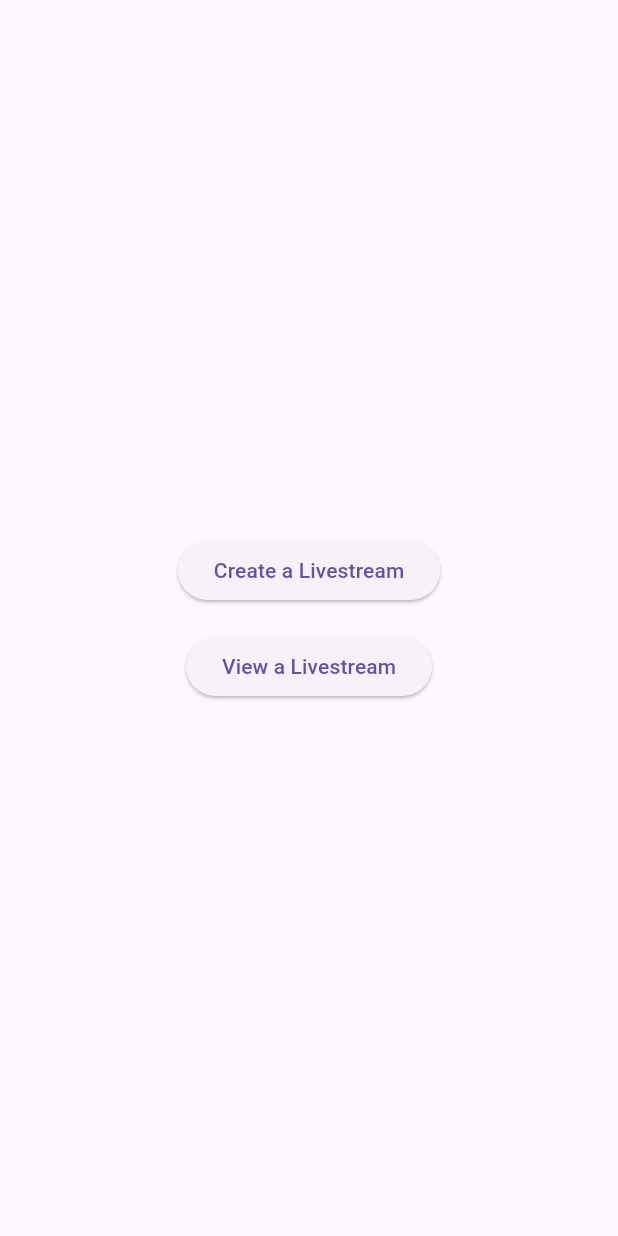
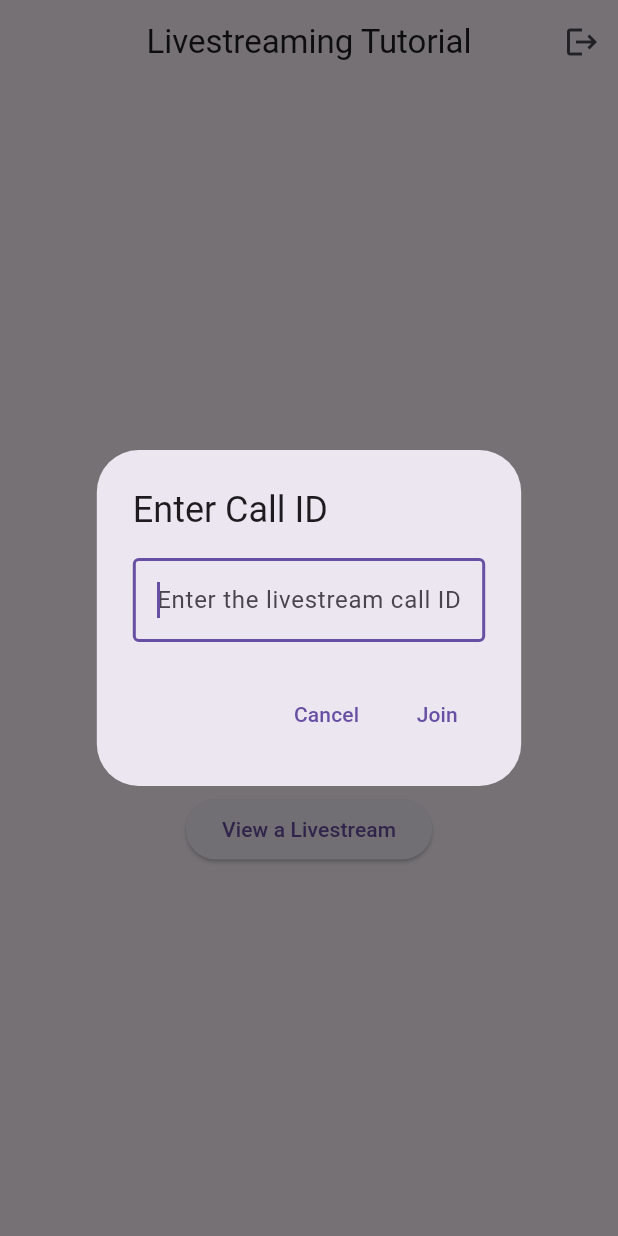
Before and after one commit to GetStream/flutter-video-tutorials, a Flutter app: the HomeScreen screen opened directly, after a tap on "View a Livestream", on a phone screen of 412 x 824 dp. Run offline on Flutter 3.47's test engine with Material 3 defaults, Android fonts, the phone set to English and light mode, and no system bars; our stand-ins replace firebase_core, firebase_messaging, flutter_secure_storage; missing offline and left inert: stream_video_flutter, stream_video_push_notification, stream_webrtc_flutter; accounts and stored records are empty.

Commit message:
livestream improvements

```diff
--- /dev/null
+++ b/livestreaming_tutorial/lib/app_keys.dart
@@ -0,0 +1,33 @@
+/// This project is a sample app created based on the livestreaming tutorial: https://getstream.io/video/sdk/flutter/tutorial/livestreaming/
+/// It's also a great playground to test your livestreaming setup configured in your Stream Dashboard.
+///
+/// CONFIGURATION REQUIRED TO USE YOUR OWN STREAM CREDENTIALS
+///
+/// To use this project with your Stream App credentials, you need to complete the following steps:
+/// For more detailed instructions, see the README.md file in this project.
+///
+/// 1. CONFIGURE STREAM DASHBOARD AND REPLACE APP KEYS:
+///    - Replace the `streamApiKey` below with your Stream API key from the Stream Dashboard
+///    - Generate new user tokens for your test users using the Stream token generator: https://getstream.io/chat/docs/flutter-dart/tokens_and_authentication/#manually-generating-tokens
+class AppKeys {
+  // Your Stream API key from the Stream Dashboard
+  static const String streamApiKey = 'mmhfdzb5evj2';
+
+  // User 1 credentials
+  static const String user1Id = 'alice_johnson';
+  static const String user1Name = 'Alice Johnson';
+  static const String user1Token =
+      'eyJhbGciOiJIUzI1NiIsInR5cCI6IkpXVCJ9.eyJ1c2VyX2lkIjoiYWxpY2Vfam9obnNvbiJ9.v6-yXWgbLyykj9yt_ophmaC5FCGAG9ic6p02V09CmKQ';
+
+  // User 2 credentials
+  static const String user2Id = 'bob_smith';
+  static const String user2Name = 'Bob Smith';
+  static const String user2Token =
+      'eyJhbGciOiJIUzI1NiIsInR5cCI6IkpXVCJ9.eyJ1c2VyX2lkIjoiYm9iX3NtaXRoIn0.rYCa73497wMkuiNC9P8xoEiiXlMxX_CJwBzU33-ZbHY';
+
+  // User 3 credentials
+  static const String user3Id = 'charlie_brown';
+  static const String user3Name = 'Charlie Brown';
+  static const String user3Token =
+      'eyJhbGciOiJIUzI1NiIsInR5cCI6IkpXVCJ9.eyJ1c2VyX2lkIjoiY2hhcmxpZV9icm93biJ9.Xb9gFT9TqlTCvKgB2PgN9ugSWIGguscHIxG_dQIhVWY';
+}
--- a/livestreaming_tutorial/lib/home_screen.dart
+++ b/livestreaming_tutorial/lib/home_screen.dart
@@ -1,6 +1,10 @@
+import 'dart:math';
+
 import 'package:flutter/material.dart';
+import 'package:livestreaming_tutorial/login_screen.dart';
 import 'package:livestreaming_tutorial/livestream_screen.dart';
 import 'package:stream_video_flutter/stream_video_flutter.dart';
+import 'package:stream_webrtc_flutter/stream_webrtc_flutter.dart' as rtc;
 
 class HomeScreen extends StatefulWidget {
   const HomeScreen({super.key});
@@ -9,18 +13,79 @@ class HomeScreen extends StatefulWidget {
   State<HomeScreen> createState() => _HomeScreenState();
 }
 
-class _HomeScreenState extends State<HomeScreen> {
+class _HomeScreenState extends State<HomeScreen> with WidgetsBindingObserver {
   String? createLoadingText;
   String? viewLoadingText;
 
   @override
+  void initState() {
+    WidgetsBinding.instance.addObserver(this);
+    super.initState();
+  }
+
+  String _generateRandomCallId() {
+    const chars = 'abcdefghijklmnopqrstuvwxyz0123456789';
+    final random = Random();
+    return String.fromCharCodes(
+      Iterable.generate(
+        6,
+        (_) => chars.codeUnitAt(random.nextInt(chars.length)),
+      ),
+    );
+  }
+
+  @override
+  void dispose() {
+    WidgetsBinding.instance.removeObserver(this);
+    super.dispose();
+  }
+
+  @override
+  void didChangeAppLifecycleState(AppLifecycleState state) {
+    if (state == AppLifecycleState.paused) {
+      rtc.Helper.setAppleAudioIOMode(rtc.AppleAudioIOMode.none);
+      // rtc.Helper.setAndroidAudioConfiguration(
+      //     rtc.AndroidAudioConfiguration.media);
+    } else if (state == AppLifecycleState.resumed) {
+      rtc.Helper.setAppleAudioIOMode(rtc.AppleAudioIOMode.localAndRemote);
+    }
+  }
+
+  @override
   Widget build(BuildContext context) {
     return Scaffold(
+      appBar: AppBar(
+        title: const Text('Livestreaming Tutorial'),
+        centerTitle: true,
+        automaticallyImplyLeading: false,
+        actions: [
+          IconButton(
+            icon: const Icon(Icons.logout),
+            onPressed: () async {
+              await StreamVideo.instance.disconnect();
+              await StreamVideo.reset();
+
+              if (context.mounted) {
+                Navigator.of(context).pushReplacement(
+                  MaterialPageRoute(
+                    builder: (context) => const LoginScreen(),
+                  ),
+                );
+              }
+            },
+          ),
+        ],
+      ),
       body: Center(
         child: Column(
           mainAxisAlignment: MainAxisAlignment.center,
           spacing: 16,
           children: [
+            Text(
+              'Hello ${StreamVideo.instance.currentUser.name}!',
+              style: Theme.of(context).textTheme.headlineLarge,
+            ),
+            const SizedBox(height: 90),
             ElevatedButton(
               onPressed: createLoadingText == null
                   ? () async {
@@ -35,12 +100,8 @@ class _HomeScreenState extends State<HomeScreen> {
             ),
             ElevatedButton(
               onPressed: viewLoadingText == null
-                  ? () {
-                      setState(
-                        () => viewLoadingText = 'Joining Livestream...',
-                      );
-                      _viewLivestream();
-                      setState(() => viewLoadingText = null);
+                  ? () async {
+                      await _viewLivestream();
                     }
                   : null,
               child: Text(viewLoadingText ?? 'View a Livestream'),
@@ -52,10 +113,13 @@ class _HomeScreenState extends State<HomeScreen> {
   }
 
   Future<void> _createLivestream() async {
+    // Generate a random short call ID
+    final callId = _generateRandomCallId();
+
     // Set up our call object
     final call = StreamVideo.instance.makeCall(
       callType: StreamCallType.liveStream(),
-      id: 'REPLACE_WITH_CALL_ID',
+      id: callId,
     );
 
     // Create the call and set the current user as a host
@@ -69,7 +133,14 @@ class _HomeScreenState extends State<HomeScreen> {
     );
 
     if (result.isFailure) {
-      debugPrint('Not able to create a call.');
+      debugPrint('Not able to create a call: ${result.toString()}');
+      if (mounted) {
+        ScaffoldMessenger.of(context).showSnackBar(
+          SnackBar(
+            content: Text(result.toString()),
+          ),
+        );
+      }
       return;
     }
 
@@ -85,6 +156,13 @@ class _HomeScreenState extends State<HomeScreen> {
 
     if (updateResult.isFailure) {
       debugPrint('Not able to update the call.');
+      if (mounted) {
+        ScaffoldMessenger.of(context).showSnackBar(
+          SnackBar(
+            content: Text(updateResult.toString()),
+          ),
+        );
+      }
       return;
     }
 
@@ -101,16 +179,29 @@ class _HomeScreenState extends State<HomeScreen> {
 
     Navigator.of(context).push(
       MaterialPageRoute(
-        builder: (context) => LiveStreamScreen(livestreamCall: call),
+        builder: (context) => LiveStreamScreen(
+          livestreamCall: call,
+          callId: callId,
+        ),
       ),
     );
   }
 
   Future<void> _viewLivestream() async {
+    // Show dialog to get call ID from user
+    final callId = await _showCallIdDialog();
+    if (callId == null || callId.isEmpty) {
+      return;
+    }
+
+    setState(() {
+      viewLoadingText = 'Joining Livestream...';
+    });
+
     // Set up our call object
     final call = StreamVideo.instance.makeCall(
       callType: StreamCallType.liveStream(),
-      id: 'REPLACE_WITH_CALL_ID',
+      id: callId,
     );
 
     final result = await call.getOrCreate(); // Call object is created
@@ -124,13 +215,24 @@ class _HomeScreenState extends State<HomeScreen> {
 
       // Our local app user can join and receive events
       final joinResult = await call.join(connectOptions: connectOptions);
+      setState(() => viewLoadingText = null);
+
       if (joinResult case Failure failure) {
         debugPrint('Not able to join the call: ${failure.error}');
+        if (mounted) {
+          ScaffoldMessenger.of(context).showSnackBar(
+            SnackBar(
+              content:
+                  Text('Not able to join the call: ${failure.error.message}'),
+            ),
+          );
+        }
         return;
       }
 
       if (!mounted) return;
 
+      // Viewers see the simple player
       Navigator.of(context).push(
         MaterialPageRoute(
           builder: (context) => Scaffold(
@@ -150,6 +252,42 @@ class _HomeScreenState extends State<HomeScreen> {
       );
     } else {
       debugPrint('Not able to create a call.');
+      if (mounted) {
+        ScaffoldMessenger.of(context).showSnackBar(
+          const SnackBar(
+            content: Text('Not able to create a call.'),
+          ),
+        );
+      }
+      setState(() => viewLoadingText = null);
     }
   }
+
+  Future<String?> _showCallIdDialog() async {
+    final controller = TextEditingController();
+    return showDialog<String>(
+      context: context,
+      builder: (context) => AlertDialog(
+        title: const Text('Enter Call ID'),
+        content: TextField(
+          controller: controller,
+          decoration: const InputDecoration(
+            hintText: 'Enter the livestream call ID',
+            border: OutlineInputBorder(),
+          ),
+          autofocus: true,
+        ),
+        actions: [
+          TextButton(
+            onPressed: () => Navigator.of(context).pop(),
+            child: const Text('Cancel'),
+          ),
+          TextButton(
+            onPressed: () => Navigator.of(context).pop(controller.text.trim()),
+            child: const Text('Join'),
+          ),
+        ],
+      ),
+    );
+  }
 }
--- a/livestreaming_tutorial/lib/main.dart
+++ b/livestreaming_tutorial/lib/main.dart
@@ -6,32 +6,31 @@
 ///
 /// After updating the values below, run the app on a device or emulator.
 import 'package:flutter/material.dart';
-import 'package:livestreaming_tutorial/home_screen.dart';
-import 'package:stream_video_flutter/stream_video_flutter.dart';
+import 'package:livestreaming_tutorial/login_screen.dart';
+import 'package:livestreaming_tutorial/tutorial_user.dart';
+
+TutorialUser? storedUser;
 
 Future<void> main() async {
   // Ensure Flutter is able to communicate with Plugins
   WidgetsFlutterBinding.ensureInitialized();
+  runApp(const MainApp());
+}
 
-  /// Replace the values below with your own Stream API keys and sample user data if you want to test your Stream app.
-  /// For development, you can generate user tokens with our online tool: https://getstream.io/chat/docs/flutter-dart/tokens_and_authentication/#manually-generating-tokens
-  /// For production apps, generate tokens on your server rather than in the client.
-  StreamVideo(
-    'mmhfdzb5evj2',
-    user: const User(
-      info: UserInfo(
-        name: 'Alice Johnson',
-        id: 'alice_johnson',
-        role: 'admin',
-      ),
-    ),
-    userToken:
-        'eyJhbGciOiJIUzI1NiIsInR5cCI6IkpXVCJ9.eyJ1c2VyX2lkIjoiYWxpY2Vfam9obnNvbiJ9.v6-yXWgbLyykj9yt_ophmaC5FCGAG9ic6p02V09CmKQ',
-  );
+class MainApp extends StatefulWidget {
+  const MainApp({
+    super.key,
+  });
 
-  runApp(
-    const MaterialApp(
-      home: HomeScreen(),
-    ),
-  );
+  @override
+  State<MainApp> createState() => _MainAppState();
 }
+
+class _MainAppState extends State<MainApp> {
+  @override
+  Widget build(BuildContext context) {
+    return const MaterialApp(
+      home: LoginScreen(),
+    );
+  }
+}
--- /dev/null
+++ b/livestreaming_tutorial/lib/tutorial_user.dart
@@ -0,0 +1,57 @@
+import 'package:livestreaming_tutorial/app_keys.dart';
+import 'package:stream_video_flutter/stream_video_flutter.dart';
+
+class TutorialUser {
+  const TutorialUser({
+    required this.user,
+    required this.token,
+  });
+
+  final User user;
+  final String? token;
+
+  factory TutorialUser.user1() => TutorialUser(
+        user: User.regular(
+          userId: AppKeys.user1Id,
+          name: AppKeys.user1Name,
+          image:
+              'https://images.pexels.com/photos/774909/pexels-photo-774909.jpeg?auto=compress&cs=tinysrgb&w=600',
+        ),
+        token: AppKeys.user1Token,
+      );
+
+  factory TutorialUser.user2() => TutorialUser(
+        user: User.regular(
+          userId: AppKeys.user2Id,
+          name: AppKeys.user2Name,
+          image:
+              'https://images.pexels.com/photos/415829/pexels-photo-415829.jpeg?auto=compress&cs=tinysrgb&w=600',
+        ),
+        token: AppKeys.user2Token,
+      );
+
+  factory TutorialUser.user3() => TutorialUser(
+        user: User.regular(
+          userId: AppKeys.user3Id,
+          name: AppKeys.user3Name,
+          image:
+              'https://images.pexels.com/photos/1681010/pexels-photo-1681010.jpeg?auto=compress&cs=tinysrgb&w=600',
+        ),
+        token: AppKeys.user3Token,
+      );
+
+  static List<TutorialUser> get users => [
+        TutorialUser.user1(),
+        TutorialUser.user2(),
+        TutorialUser.user3(),
+      ];
+
+  @override
+  bool operator ==(Object other) {
+    if (identical(this, other)) return true;
+    return other is TutorialUser && other.user.id == user.id;
+  }
+
+  @override
+  int get hashCode => user.id.hashCode;
+}
```
Also changed, not shown: livestreaming_tutorial/lib/livestream_screen.dart (+57 -9 lines), livestreaming_tutorial/lib/login_screen.dart (added, +78 -0 lines), livestreaming_tutorial/pubspec.yaml (+3 -45 lines).
